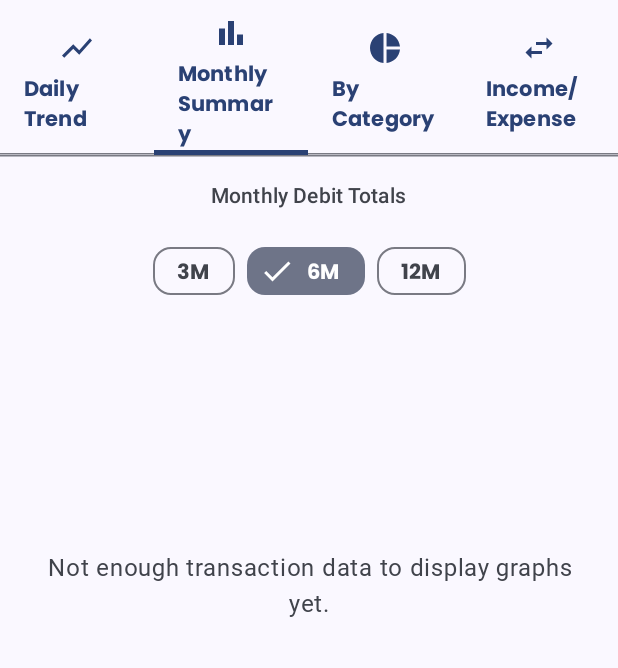
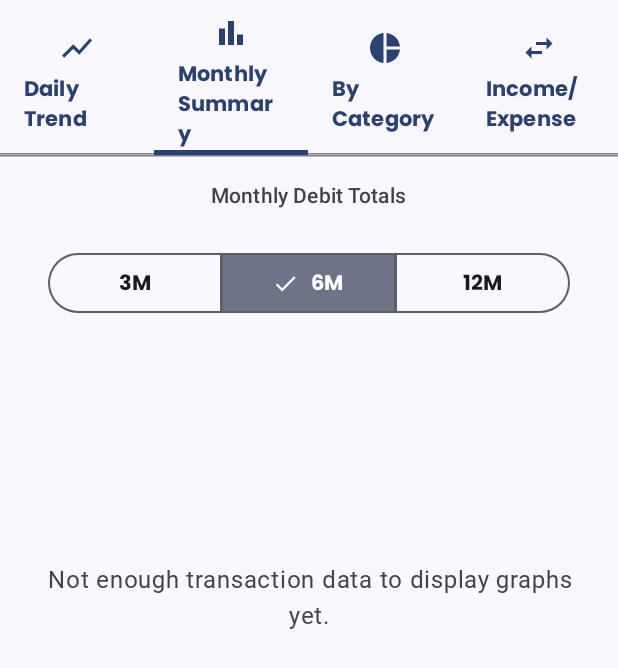
Before and after one commit to Harishhari0525/upitracker, an Android app built with Jetpack Compose: the composable GraphsScreen shown on its own in the app's theme, tab 2 chosen, on a phone screen of 412 x 824 dp. Shown: the top 668 px of the screen. Run offline under Robolectric (Android 15) with nearby library versions, the phone set to English and light mode, and no system bars; Roboto replaces fonts that are not available here; 1 statement that could not run was skipped.

Commit message:
feat: Enhance Material 3 expressive qualities and update components
This commit implements a series of updates to align your application more closely with Material 3 design principles and enhance its expressive qualities.

Key changes include:

1.  **M2 to M3 Component Migration:**
    *   I migrated the pull-to-refresh functionality in `CurrentMonthExpensesScreen.kt` from Material 2 components to the Material 3 `PullToRefreshBox` and associated APIs.

2.  **Introduction of New M3 Components:**
    *   I replaced the `FilterChip`-based period selector in `GraphsScreen.kt` with a `SingleChoiceSegmentedButtonRow` for a more modern and cohesive "button group" appearance.

3.  **Animation Enhancements:**
    *   I integrated `AnimatedContent` in `GraphsScreen.kt` for smoother display of context-sensitive details when you interact with charts (e.g., selected bar, line point, or pie slice data).
    *   I added `AnimatedVisibility` to conditional text elements (category and sender/receiver information) within `TransactionCard.kt` for more polished appearance and disappearance of these fields.

4.  **Code Review & Confirmation:**
    *   I reviewed existing Material 3 color schemes, typography, shapes, and elevation settings. They were found to be well-structured. I noted minor suggestions for your review (e.g., using Material Theme Builder for palette fine-tuning, checking accessibility).
    *   I confirmed that key areas like `MainAppScreen.kt`, `SettingsScreen.kt`, `TransactionCard.kt`, and `AddTransactionDialog.kt` were already substantially using Material 3 components.
    *   I checked `ImportOldSmsActivity.kt` and confirmed it does not use XML layouts, thus requiring no XML-specific Material component updates.

These changes aim to improve the overall user experience by leveraging Material 3's richer animations, updated component styling, and modern UI patterns.

```diff
--- a/app/src/main/java/com/example/upitracker/ui/screens/GraphsScreen.kt
+++ b/app/src/main/java/com/example/upitracker/ui/screens/GraphsScreen.kt
@@ -29,10 +29,12 @@ import androidx.compose.foundation.verticalScroll
 import androidx.compose.material.icons.Icons
 import androidx.compose.material.icons.automirrored.filled.ShowChart
 import androidx.compose.material.icons.filled.BarChart
-import androidx.compose.material.icons.filled.Check
 import androidx.compose.material.icons.filled.PieChart
 import androidx.compose.material.icons.filled.SwapHoriz
 import androidx.compose.material3.*
+import androidx.compose.material3.SegmentedButton
+import androidx.compose.material3.SegmentedButtonDefaults
+import androidx.compose.material3.SingleChoiceSegmentedButtonRow
 import androidx.compose.runtime.*
 import androidx.compose.ui.Alignment
 import androidx.compose.ui.Modifier
@@ -184,14 +186,27 @@ private fun PageContent(
                     style = MaterialTheme.typography.titleMedium,
                     modifier = Modifier.padding(bottom = 8.dp).align(Alignment.CenterHorizontally)
                 )
-                Box(modifier = Modifier.fillMaxWidth().padding(bottom = 8.dp).heightIn(min = 20.dp), contentAlignment = Alignment.Center) {
-                    selectedDailyPointData?.let { pointData ->
+                AnimatedContent(
+                    targetState = selectedDailyPointData,
+                    transitionSpec = {
+                        (fadeIn(animationSpec = tween(220, delayMillis = 90)))
+                            .togetherWith(fadeOut(animationSpec = tween(90)))
+                    },
+                    label = "selected_daily_point_transition",
+                    modifier = Modifier.fillMaxWidth().padding(bottom = 8.dp).heightIn(min = 20.dp)
+                ) { targetData ->
+                    Box(modifier = Modifier.fillMaxWidth(), contentAlignment = Alignment.Center) { // Ensure content is centered
+                        if (targetData != null) {
                             Text(
-                            text = stringResource(R.string.graph_selected_line_point_details, pointData.dayLabel, currencyFormatter.format(pointData.totalAmount)),
+                                text = stringResource(R.string.graph_selected_line_point_details, targetData.dayLabel, currencyFormatter.format(targetData.totalAmount)),
                                 style = MaterialTheme.typography.labelLarge,
                                 color = MaterialTheme.colorScheme.tertiary,
                                 textAlign = TextAlign.Center
                             )
+                        } else {
+                            // Placeholder to maintain height consistency if the Text has a specific line height
+                            Spacer(Modifier.height(MaterialTheme.typography.labelLarge.lineHeight.value.dp.times(LocalDensity.current.fontScale)))
+                        }
                     }
                 }
                 if (dailyTrendExpenses.isEmpty()) {
@@ -216,27 +231,42 @@ private fun PageContent(
                     style = MaterialTheme.typography.titleSmall, color = MaterialTheme.colorScheme.onSurfaceVariant,
                     modifier = Modifier.padding(bottom = 16.dp).align(Alignment.CenterHorizontally)
                 )
-                Row(
-                    modifier = Modifier.fillMaxWidth().padding(bottom = 8.dp),
-                    horizontalArrangement = Arrangement.spacedBy(8.dp, Alignment.CenterHorizontally)
+                SingleChoiceSegmentedButtonRow(
+                    modifier = Modifier.fillMaxWidth().padding(horizontal = 16.dp, vertical = 8.dp),
+                    space = SegmentedButtonDefaults.BorderWidth
                 ) {
-                    GraphPeriod.entries.forEach { period ->
-                        FilterChip(
+                    GraphPeriod.entries.forEachIndexed { index, period ->
+                        SegmentedButton(
                             selected = selectedGraphPeriod == period,
-                            onClick = { mainViewModel.setSelectedGraphPeriod(period); selectedBarData = null },
-                            label = { Text(period.displayName) },
-                            leadingIcon = if (selectedGraphPeriod == period) { { Icon(Icons.Filled.Check, contentDescription = stringResource(R.string.filter_chip_selected_desc)) } } else null
+                            onClick = {
+                                mainViewModel.setSelectedGraphPeriod(period)
+                                selectedBarData = null // Clear selection when period changes
+                            },
+                            shape = SegmentedButtonDefaults.itemShape(index = index, count = GraphPeriod.entries.size),
+                            label = { Text(period.displayName) }
                         )
                     }
                 }
-                Box(modifier = Modifier.fillMaxWidth().padding(bottom = 8.dp).heightIn(min = 20.dp), contentAlignment = Alignment.Center) {
-                    selectedBarData?.let { barData ->
+                AnimatedContent(
+                    targetState = selectedBarData,
+                    transitionSpec = {
+                        (fadeIn(animationSpec = tween(220, delayMillis = 90)))
+                            .togetherWith(fadeOut(animationSpec = tween(90)))
+                    },
+                    label = "selected_bar_data_transition",
+                    modifier = Modifier.fillMaxWidth().padding(bottom = 8.dp).heightIn(min = 20.dp)
+                ) { targetData ->
+                    Box(modifier = Modifier.fillMaxWidth(), contentAlignment = Alignment.Center) { // Ensure content is centered
+                        if (targetData != null) {
                             Text(
-                            text = stringResource(R.string.graph_selected_bar_details, barData.yearMonth, currencyFormatter.format(barData.totalAmount)),
+                                text = stringResource(R.string.graph_selected_bar_details, targetData.yearMonth, currencyFormatter.format(targetData.totalAmount)),
                                 style = MaterialTheme.typography.labelLarge,
                                 color = MaterialTheme.colorScheme.secondary,
                                 textAlign = TextAlign.Center
                             )
+                        } else {
+                            Spacer(Modifier.height(MaterialTheme.typography.labelLarge.lineHeight.value.dp.times(LocalDensity.current.fontScale)))
+                        }
                     }
                 }
                 if (lastNMonthsExpenses.isEmpty()) {
@@ -257,16 +287,28 @@ private fun PageContent(
             2 -> { // Category Pie Chart Page
                 val categoryData by mainViewModel.categoryExpensesData.collectAsState()
                 Text(stringResource(R.string.graph_category_pie_title), style = MaterialTheme.typography.titleMedium, modifier = Modifier.padding(bottom = 8.dp).align(Alignment.CenterHorizontally))
-                Box(modifier = Modifier.fillMaxWidth().padding(bottom = 8.dp).heightIn(min = 20.dp), contentAlignment = Alignment.Center) {
-                    selectedPieSliceData?.let { sliceData ->
-                        val totalAllCategories = categoryData.sumOf { it.totalAmount }
-                        val percentage = if (totalAllCategories > 0) (sliceData.totalAmount / totalAllCategories * 100).toInt() else 0
+                AnimatedContent(
+                    targetState = selectedPieSliceData,
+                    transitionSpec = {
+                        (fadeIn(animationSpec = tween(220, delayMillis = 90)))
+                            .togetherWith(fadeOut(animationSpec = tween(90)))
+                    },
+                    label = "selected_pie_slice_transition",
+                    modifier = Modifier.fillMaxWidth().padding(bottom = 8.dp).heightIn(min = 20.dp)
+                ) { targetData ->
+                    Box(modifier = Modifier.fillMaxWidth(), contentAlignment = Alignment.Center) { // Ensure content is centered
+                        if (targetData != null) {
+                            val totalAllCategories = categoryData.sumOf { it.totalAmount } // Recalculate here or pass as part of targetData if complex
+                            val percentage = if (totalAllCategories > 0) (targetData.totalAmount / totalAllCategories * 100).toInt() else 0
                             Text(
-                            text = stringResource(R.string.graph_selected_pie_slice_details, sliceData.categoryName, currencyFormatter.format(sliceData.totalAmount), percentage),
+                                text = stringResource(R.string.graph_selected_pie_slice_details, targetData.categoryName, currencyFormatter.format(targetData.totalAmount), percentage),
                                 style = MaterialTheme.typography.labelLarge,
                                 color = MaterialTheme.colorScheme.primary,
                                 textAlign = TextAlign.Center
                             )
+                        } else {
+                            Spacer(Modifier.height(MaterialTheme.typography.labelLarge.lineHeight.value.dp.times(LocalDensity.current.fontScale)))
+                        }
                     }
                 }
                 if (categoryData.isEmpty()) {
```
Also changed, not shown: app/src/main/java/com/example/upitracker/ui/components/TransactionCard.kt (+41 -8 lines), app/src/main/java/com/example/upitracker/ui/screens/CurrentMonthExpensesScreen.kt (+19 -25 lines). Lines whose indentation alone changed are shown as unchanged.
